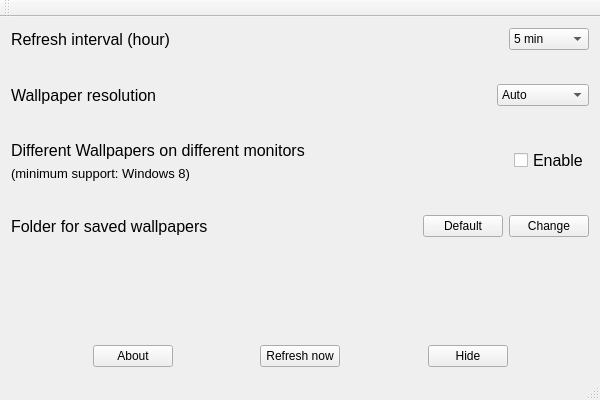
Above: Unsplash_GUI/unsplash_gui.ui from Phantom12/Unsplash-Wallpaper-Windows before the change. Below: the same form after it.
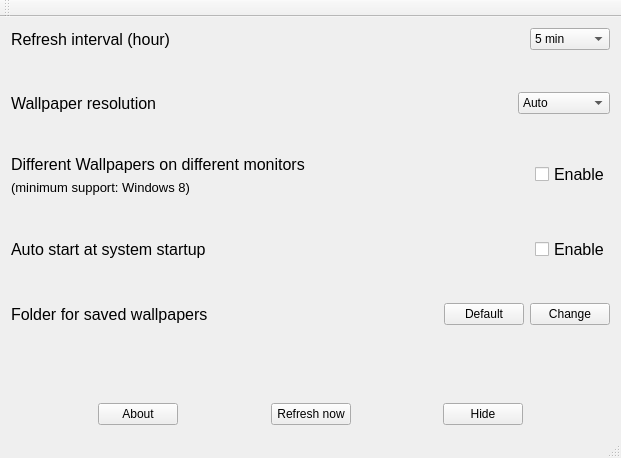
That is the form after the change.

Commit message: auto-save user's previous settings and add the option for auto-start

Diff of the .ui file:
```diff
--- a/Unsplash_GUI/unsplash_gui.ui
+++ b/Unsplash_GUI/unsplash_gui.ui
@@ -6,16 +6,14 @@
    <rect>
     <x>0</x>
     <y>0</y>
-    <width>600</width>
-    <height>400</height>
+    <width>621</width>
+    <height>458</height>
    </rect>
   </property>
   <property name="windowTitle">
    <string>Unsplash_GUI</string>
   </property>
   <widget class="QWidget" name="centralWidget">
-   <layout class="QGridLayout" name="gridLayout_2">
-    <item row="0" column="0">
      <layout class="QGridLayout" name="gridLayout">
       <item row="0" column="0">
        <layout class="QHBoxLayout" name="horizontalLayout">
@@ -127,8 +125,8 @@
         </property>
         <property name="sizeHint" stdset="0">
          <size>
-          <width>461</width>
-          <height>15</height>
+        <width>577</width>
+        <height>18</height>
          </size>
         </property>
        </spacer>
@@ -234,8 +232,8 @@
         </property>
         <property name="sizeHint" stdset="0">
          <size>
-          <width>20</width>
-          <height>15</height>
+        <width>577</width>
+        <height>19</height>
          </size>
         </property>
        </spacer>
@@ -304,13 +302,67 @@
         </property>
         <property name="sizeHint" stdset="0">
          <size>
-          <width>461</width>
-          <height>15</height>
+        <width>577</width>
+        <height>18</height>
          </size>
         </property>
        </spacer>
       </item>
       <item row="6" column="0">
+     <layout class="QHBoxLayout" name="horizontalLayout_6">
+      <item>
+       <widget class="QLabel" name="label">
+        <property name="font">
+         <font>
+          <pointsize>12</pointsize>
+         </font>
+        </property>
+        <property name="text">
+         <string>Auto start at system startup</string>
+        </property>
+       </widget>
+      </item>
+      <item>
+       <spacer name="horizontalSpacer_9">
+        <property name="orientation">
+         <enum>Qt::Horizontal</enum>
+        </property>
+        <property name="sizeHint" stdset="0">
+         <size>
+          <width>40</width>
+          <height>20</height>
+         </size>
+        </property>
+       </spacer>
+      </item>
+      <item>
+       <widget class="QCheckBox" name="autoStartCheckBox">
+        <property name="font">
+         <font>
+          <pointsize>12</pointsize>
+         </font>
+        </property>
+        <property name="text">
+         <string>Enable</string>
+        </property>
+       </widget>
+      </item>
+     </layout>
+    </item>
+    <item row="7" column="0">
+     <spacer name="verticalSpacer_5">
+      <property name="orientation">
+       <enum>Qt::Vertical</enum>
+      </property>
+      <property name="sizeHint" stdset="0">
+       <size>
+        <width>20</width>
+        <height>18</height>
+       </size>
+      </property>
+     </spacer>
+    </item>
+    <item row="8" column="0">
        <layout class="QVBoxLayout" name="verticalLayout">
         <item>
          <layout class="QHBoxLayout" name="horizontalLayout_3">
@@ -372,20 +424,20 @@
         </item>
        </layout>
       </item>
-      <item row="7" column="0">
+    <item row="9" column="0">
        <spacer name="verticalSpacer_3">
         <property name="orientation">
          <enum>Qt::Vertical</enum>
         </property>
         <property name="sizeHint" stdset="0">
          <size>
-          <width>20</width>
-          <height>78</height>
+        <width>577</width>
+        <height>48</height>
          </size>
         </property>
        </spacer>
       </item>
-      <item row="8" column="0">
+    <item row="10" column="0">
        <layout class="QHBoxLayout" name="horizontalLayout_4">
         <item>
          <spacer name="horizontalSpacer_2">
@@ -463,8 +515,6 @@
        </layout>
       </item>
      </layout>
-    </item>
-   </layout>
   </widget>
   <widget class="QMenuBar" name="menuBar">
    <property name="geometry">
```
Left out of the diff: 47 changed lines with no effect on the pictures. Lines whose indentation alone changed are shown as unchanged. The commit also changes 31 other files.
